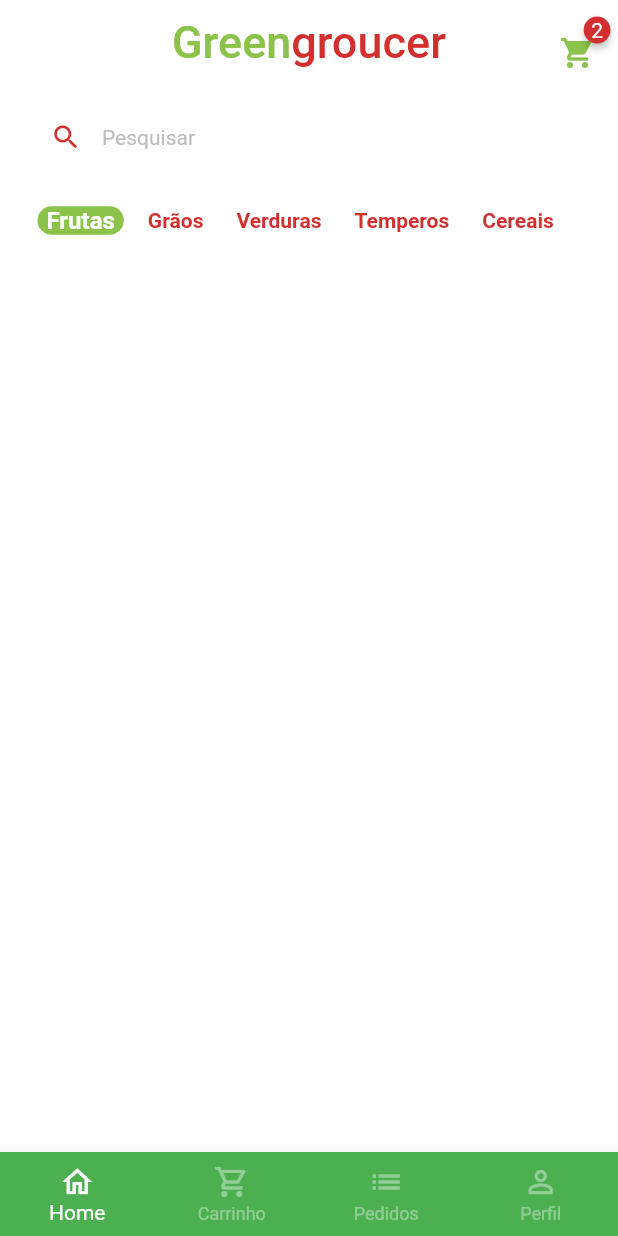
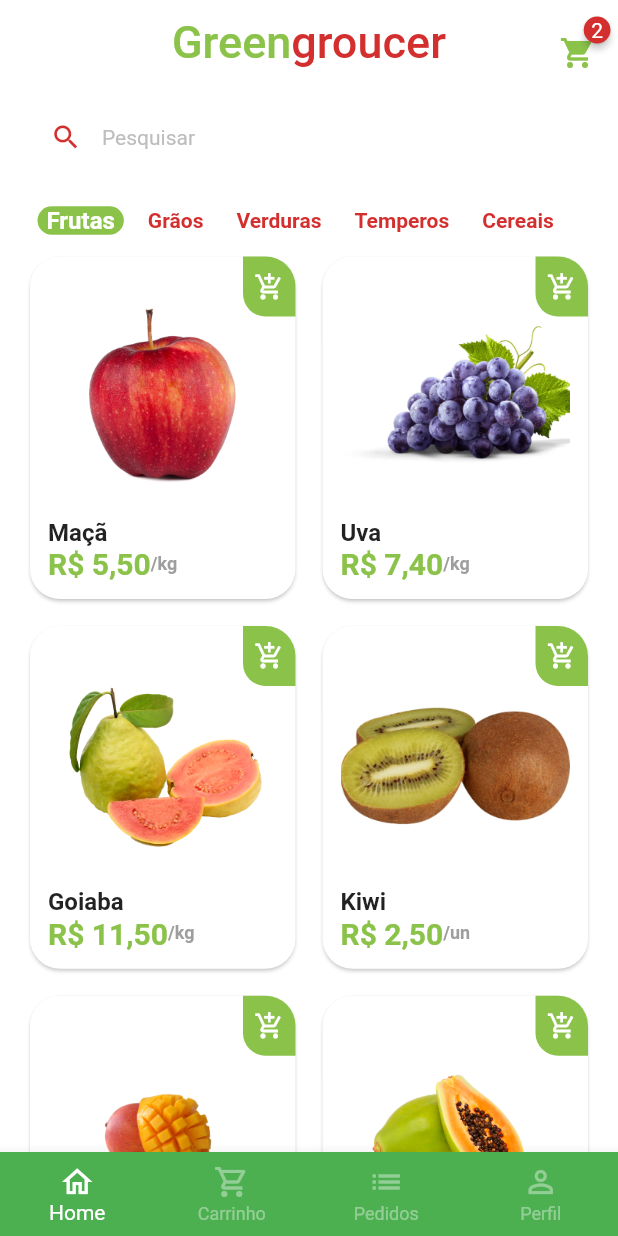
Before and after one commit to espartalocs/LojaVirtualFlutter, a Flutter app: the BaseScreen screen opened directly, on a phone screen of 412 x 824 dp. Run offline on Flutter 3.47's test engine with Material 2 defaults, Android fonts, the light colour scheme and no system bars; drawn by our look-alikes of badges; our stand-ins replace animated_text_kit, mask_text_input_formatter.

Commit message:
Adicionado os dados mocados ao projeto

```diff
--- a/lib/main.dart
+++ b/lib/main.dart
@@ -1,5 +1,5 @@
 import 'package:flutter/material.dart';
-import 'package:loja_virtual/src/auth/sing_in_screen.dart';
+import 'package:loja_virtual/src/pages/auth/sing_in_screen.dart';
 
 void main() {
   runApp(const MyApp());
--- /dev/null
+++ b/lib/src/configs/app_data.dart
@@ -0,0 +1,73 @@
+import 'package:loja_virtual/src/models/item_model.dart';
+
+ItemModel apple = ItemModel(
+  description:
+      'A melhor maçã da região e que conta com o melhor preço de qualquer quitanda. Este item conta com vitaminas essenciais para o fortalecimento corporal, resultando em uma vida saudável.',
+  imgUrl: 'assets/fruits/apple.png',
+  itemName: 'Maçã',
+  price: 5.5,
+  unit: 'kg',
+);
+
+ItemModel grape = ItemModel(
+  imgUrl: 'assets/fruits/grape.png',
+  itemName: 'Uva',
+  price: 7.4,
+  unit: 'kg',
+  description:
+      'A melhor uva da região e que conta com o melhor preço de qualquer quitanda. Este item conta com vitaminas essenciais para o fortalecimento corporal, resultando em uma vida saudável.',
+);
+
+ItemModel guava = ItemModel(
+  imgUrl: 'assets/fruits/guava.png',
+  itemName: 'Goiaba',
+  price: 11.5,
+  unit: 'kg',
+  description:
+      'A melhor goiaba da região e que conta com o melhor preço de qualquer quitanda. Este item conta com vitaminas essenciais para o fortalecimento corporal, resultando em uma vida saudável.',
+);
+
+ItemModel kiwi = ItemModel(
+  imgUrl: 'assets/fruits/kiwi.png',
+  itemName: 'Kiwi',
+  price: 2.5,
+  unit: 'un',
+  description:
+      'O melhor kiwi da região e que conta com o melhor preço de qualquer quitanda. Este item conta com vitaminas essenciais para o fortalecimento corporal, resultando em uma vida saudável.',
+);
+
+ItemModel mango = ItemModel(
+  imgUrl: 'assets/fruits/mango.png',
+  itemName: 'Manga',
+  price: 2.5,
+  unit: 'un',
+  description:
+      'A melhor manga da região e que conta com o melhor preço de qualquer quitanda. Este item conta com vitaminas essenciais para o fortalecimento corporal, resultando em uma vida saudável.',
+);
+
+ItemModel papaya = ItemModel(
+  imgUrl: 'assets/fruits/papaya.png',
+  itemName: 'Mamão papaya',
+  price: 8,
+  unit: 'kg',
+  description:
+      'O melhor mamão da região e que conta com o melhor preço de qualquer quitanda. Este item conta com vitaminas essenciais para o fortalecimento corporal, resultando em uma vida saudável.',
+);
+
+// Lista de produtos
+List<ItemModel> items = [
+  apple,
+  grape,
+  guava,
+  kiwi,
+  mango,
+  papaya,
+];
+
+final List<String> categories = [
+  'Frutas',
+  'Grãos',
+  'Verduras',
+  'Temperos',
+  'Cereais',
+];
--- /dev/null
+++ b/lib/src/models/item_model.dart
@@ -0,0 +1,15 @@
+class ItemModel {
+  String itemName;
+  String imgUrl;
+  String unit;
+  double price;
+  String description;
+
+  ItemModel({
+    required this.itemName,
+    required this.imgUrl,
+    required this.unit,
+    required this.price,
+    required this.description,
+  });
+}
--- a/lib/src/auth/sin_up_screen.dart
+++ b/lib/src/pages/auth/sin_up_screen.dart
@@ -1,6 +1,7 @@
 import 'package:flutter/material.dart';
-import 'package:loja_virtual/src/auth/components/custom_text_fields.dart';
+
 import 'package:loja_virtual/src/configs/custom_dors.dart';
+import 'package:loja_virtual/src/pages/auth/components/custom_text_fields.dart';
 import 'package:mask_text_input_formatter/mask_text_input_formatter.dart';
 
 class SingUpPage extends StatelessWidget {
--- a/lib/src/base/base_screen.dart
+++ b/lib/src/pages/base/base_screen.dart
@@ -1,8 +1,8 @@
 import 'package:flutter/material.dart';
-import 'package:loja_virtual/src/home/home_tab.dart';
+import 'package:loja_virtual/src/pages/home/home_tab.dart';
 
 class BaseScreen extends StatefulWidget {
-  BaseScreen({Key? key}) : super(key: key);
+  const BaseScreen({Key? key}) : super(key: key);
 
   @override
   State<BaseScreen> createState() => _BaseScreenState();
@@ -17,7 +17,7 @@ class _BaseScreenState extends State<BaseScreen> {
       body: PageView(
         controller: pageController,
         children: [
-           HomeTab(),
+          HomeTab(),
           Container(),
           Container(),
           Container(),
--- /dev/null
+++ b/lib/src/pages/home/components/item_tile.dart
@@ -0,0 +1,87 @@
+import 'package:flutter/material.dart';
+import 'package:loja_virtual/src/configs/custom_dors.dart';
+import 'package:loja_virtual/src/models/item_model.dart';
+import 'package:loja_virtual/src/pages/product/product_screem.dart';
+import 'package:loja_virtual/src/service/utils_services.dart';
+
+class ItemTile extends StatelessWidget {
+  ItemTile({Key? key, required this.item}) : super(key: key);
+
+  final ItemModel item;
+
+  final UtilsServices utilsServices = UtilsServices();
+  @override
+  Widget build(BuildContext context) {
+    return Stack(
+      children: [
+        GestureDetector(
+          onTap: () {
+            Navigator.of(context).push(MaterialPageRoute(builder: (c) {
+              return ProductScreen(
+                item: item,
+              );
+            }));
+          },
+          child: Card(
+            elevation: 1,
+            shadowColor: Colors.grey.shade300,
+            shape:
+                RoundedRectangleBorder(borderRadius: BorderRadius.circular(20)),
+            child: Padding(
+              padding: const EdgeInsets.all(12.0),
+              child: Column(
+                crossAxisAlignment: CrossAxisAlignment.stretch,
+                children: [
+                  Expanded(child: Image.asset(item.imgUrl)),
+                  Text(
+                    item.itemName,
+                    style: const TextStyle(
+                        fontSize: 16, fontWeight: FontWeight.bold),
+                  ),
+                  Row(
+                    children: [
+                      Text(
+                        utilsServices.priceToCurrency(item.price),
+                        style: TextStyle(
+                            fontWeight: FontWeight.bold,
+                            fontSize: 20,
+                            color: CustomColors.customSwatchColor),
+                      ),
+                      Text(
+                        '/${item.unit}',
+                        style: TextStyle(
+                            color: Colors.grey.shade500,
+                            fontWeight: FontWeight.bold,
+                            fontSize: 12),
+                      )
+                    ],
+                  )
+                ],
+              ),
+            ),
+          ),
+        ),
+        Positioned(
+            top: 4,
+            right: 4,
+            child: GestureDetector(
+              onTap: () {},
+              child: Container(
+                height: 40,
+                width: 35,
+                decoration: BoxDecoration(
+                    color: CustomColors.customSwatchColor,
+                    borderRadius: const BorderRadius.only(
+                        bottomLeft: Radius.circular(15),
+                        topRight: Radius.circular(20))),
+                child: const Icon(
+                  Icons.add_shopping_cart_outlined,
+                  color: Colors.white,
+                  size: 20,
+                ),
+              ),
+            ))
+      ],
+    );
+  }
+}
--- a/lib/src/home/home_tab.dart
+++ b/lib/src/pages/home/home_tab.dart
@@ -1,24 +1,18 @@
 import 'package:badges/badges.dart';
 import 'package:flutter/material.dart';
 import 'package:loja_virtual/src/configs/custom_dors.dart';
-import 'package:loja_virtual/src/home/components/categoty_title.dart';
+import 'package:loja_virtual/src/pages/home/components/categoty_title.dart';
+import 'package:loja_virtual/src/configs/app_data.dart' as app_data;
+import 'package:loja_virtual/src/pages/home/components/item_tile.dart';
 
 class HomeTab extends StatefulWidget {
-  HomeTab({Key? key}) : super(key: key);
+  const HomeTab({Key? key}) : super(key: key);
 
   @override
   State<HomeTab> createState() => _HomeTabState();
 }
 
 class _HomeTabState extends State<HomeTab> {
-  final List<String> categories = [
-    'Frutas',
-    'Grãos',
-    'Verduras',
-    'Temperos',
-    'Cereais',
-  ];
-
   String selectedCategory = 'Frutas';
 
   @override
@@ -93,15 +87,31 @@ class _HomeTabState extends State<HomeTab> {
                   return CategoryTitle(
                     onPressed: () {
                       setState(() {
-                        selectedCategory = categories[index];
+                        selectedCategory = app_data.categories[index];
                       });
                     },
-                    category: categories[index],
-                    isSelect: categories[index] == selectedCategory,
+                    category: app_data.categories[index],
+                    isSelect: app_data.categories[index] == selectedCategory,
                   );
                 },
                 separatorBuilder: (_, index) => const SizedBox(width: 10),
-                itemCount: categories.length),
+                itemCount: app_data.categories.length),
+          ),
+          Expanded(
+            child: GridView.builder(
+                padding: const EdgeInsets.fromLTRB(16, 0, 16, 16),
+                physics: const BouncingScrollPhysics(),
+                gridDelegate: const SliverGridDelegateWithFixedCrossAxisCount(
+                    crossAxisCount: 2,
+                    mainAxisSpacing: 10,
+                    crossAxisSpacing: 10,
+                    childAspectRatio: 9 / 11.5),
+                itemCount: app_data.items.length,
+                itemBuilder: (_, index) {
+                  return ItemTile(
+                    item: app_data.items[index],
+                  );
+                }),
           )
         ],
       ),
--- /dev/null
+++ b/lib/src/service/utils_services.dart
@@ -0,0 +1,8 @@
+import 'package:intl/intl.dart';
+
+class UtilsServices {
+  String priceToCurrency(double price) {
+    NumberFormat numberFormat = NumberFormat.simpleCurrency(locale: 'pt_BR');
+    return numberFormat.format(price);
+  }
+}
--- a/pubspec.yaml
+++ b/pubspec.yaml
@@ -37,6 +37,7 @@ dependencies:
   animated_text_kit: ^4.2.1
   mask_text_input_formatter: ^2.4.0
   badges: ^2.0.3
+  intl: ^0.17.0
 dev_dependencies:
   flutter_test:
     sdk: flutter
@@ -60,8 +61,8 @@ flutter:
   uses-material-design: true
 
   # To add assets to your application, add an assets section, like this:
-  # assets:
-  #   - images/a_dot_burr.jpeg
+  assets:
+    - assets/fruits/
   #   - images/a_dot_ham.jpeg
 
   # An image asset can refer to one or more resolution-specific "variants", see
```
Also changed, not shown: lib/src/pages/auth/sing_in_screen.dart (renamed from lib/src/auth/sing_in_screen.dart, +4 -3 lines), lib/src/pages/product/product_screem.dart (added, +34 -0 lines), assets/fruits/apple.png (added), assets/fruits/grape.png (added), assets/fruits/guava.png (added), assets/fruits/kiwi.png (added), assets/fruits/mango.png (added), assets/fruits/papaya.png (added), lib/src/pages/auth/components/custom_text_fields.dart (renamed from lib/src/auth/components/custom_text_fields.dart), lib/src/pages/home/components/categoty_title.dart (renamed from lib/src/home/components/categoty_title.dart), pubspec.lock.
